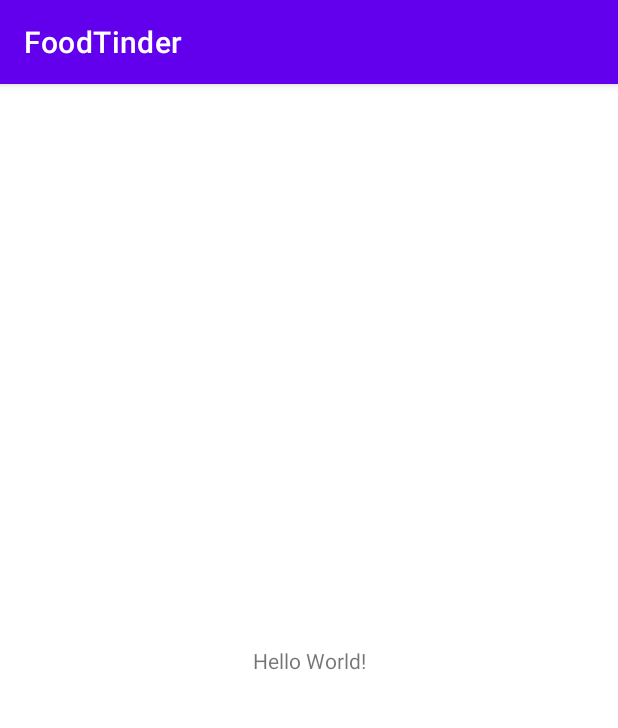
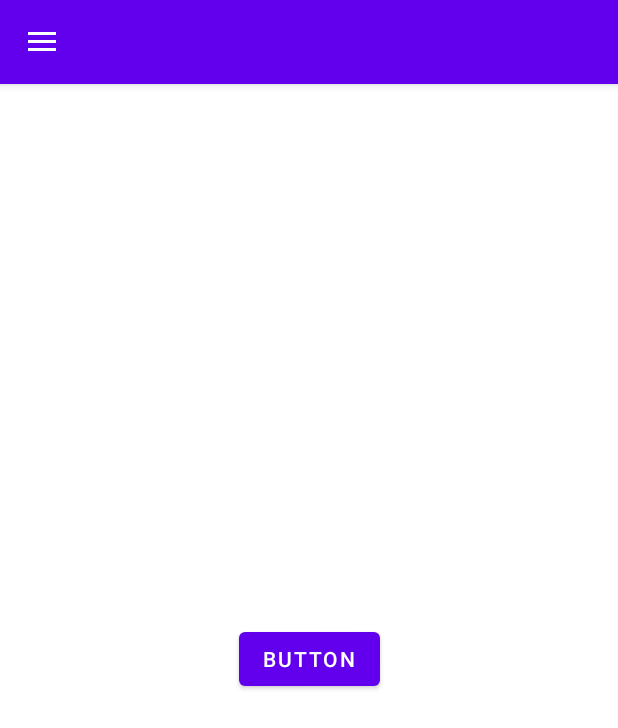
Before and after one commit to KlausBenislavskis/FoodTinder, an Android app: the screen it shows after launch (MainActivity), on a phone screen of 412 x 824 dp. Shown: the top 728 px of the screen. Run offline under Robolectric (Android 15) with nearby library versions, the phone set to English and light mode, and no system bars; our stand-ins replace navigation-ui.

Commit message:
Initiating MVVM

```diff
--- a/app/build.gradle
+++ b/app/build.gradle
@@ -32,7 +32,11 @@ dependencies {
     implementation 'androidx.appcompat:appcompat:1.4.1'
     implementation 'com.google.android.material:material:1.5.0'
     implementation 'androidx.constraintlayout:constraintlayout:2.1.3'
+    implementation 'androidx.navigation:navigation-ui:2.4.1'
+    implementation 'androidx.navigation:navigation-fragment:2.4.1'
     testImplementation 'junit:junit:4.13.2'
+    implementation 'androidx.appcompat:appcompat:1.4.1'
+    implementation 'com.google.android.material:material:1.5.0'
     androidTestImplementation 'androidx.test.ext:junit:1.1.3'
     androidTestImplementation 'androidx.test.espresso:espresso-core:3.4.0'
     //Retrofit
--- /dev/null
+++ b/app/src/main/java/com/example/foodtinder/LoginFragment.java
@@ -0,0 +1,16 @@
+package com.example.foodtinder;
+
+import android.os.Bundle;
+import android.view.LayoutInflater;
+import android.view.View;
+import android.view.ViewGroup;
+
+import androidx.annotation.NonNull;
+import androidx.fragment.app.Fragment;
+
+public class LoginFragment extends Fragment {
+
+    public View onCreateView(@NonNull LayoutInflater inflater, ViewGroup container, Bundle savedInstanceState) {
+        return inflater.inflate(R.layout.fragment_login, container, false);
+    }
+}
--- a/app/src/main/java/com/example/foodtinder/MainActivity.java
+++ b/app/src/main/java/com/example/foodtinder/MainActivity.java
@@ -1,14 +1,73 @@
 package com.example.foodtinder;
 
+import android.os.Bundle;
+import android.view.Menu;
+import android.view.MenuItem;
+
 import androidx.appcompat.app.AppCompatActivity;
-
-import android.os.Bundle;
+import androidx.appcompat.widget.Toolbar;
+import androidx.core.view.GravityCompat;
+import androidx.drawerlayout.widget.DrawerLayout;
+import androidx.navigation.NavController;
+import androidx.navigation.Navigation;
+import androidx.navigation.ui.AppBarConfiguration;
+import androidx.navigation.ui.NavigationUI;
+import com.google.android.material.navigation.NavigationView;
 
 public class MainActivity extends AppCompatActivity {
+
+    NavController navController;
+    AppBarConfiguration appBarConfiguration;
+    DrawerLayout drawerLayout;
+    NavigationView navigationDrawer;
+    Toolbar toolbar;
 
     @Override
     protected void onCreate(Bundle savedInstanceState) {
         super.onCreate(savedInstanceState);
         setContentView(R.layout.activity_main);
+        initViews();
+        setupNavigation();
+    }
+
+    private void initViews() {
+        drawerLayout = findViewById(R.id.drawer_layout);
+        navigationDrawer = findViewById(R.id.navigation_drawer);
+        toolbar = findViewById(R.id.toolbar);
+    }
+
+    private void setupNavigation() {
+        navController = Navigation.findNavController(this, R.id.nav_host_fragment);
+        setSupportActionBar(toolbar);
+
+        appBarConfiguration = new AppBarConfiguration.Builder(
+                R.id.nav_login)
+                .setOpenableLayout(drawerLayout)
+                .build();
+
+        NavigationUI.setupActionBarWithNavController(this, navController, appBarConfiguration);
+        NavigationUI.setupWithNavController(navigationDrawer, navController);
+    }
+
+
+
+    @Override
+    public boolean onSupportNavigateUp() {
+        return NavigationUI.navigateUp(navController, appBarConfiguration) || super.onSupportNavigateUp();
+    }
+
+    @Override
+    public void onBackPressed() {
+        if (drawerLayout.isDrawerOpen(GravityCompat.START))
+            drawerLayout.closeDrawer(GravityCompat.START);
+        else
+            super.onBackPressed();
+    }
+
+
+
+    @Override
+    public boolean onOptionsItemSelected(MenuItem item) {
+        return NavigationUI.onNavDestinationSelected(item, navController) || super.onOptionsItemSelected(item);
     }
 }
--- /dev/null
+++ b/app/src/main/res/drawable/background_side_nav_bar.xml
@@ -0,0 +1,9 @@
+<shape xmlns:android="http://schemas.android.com/apk/res/android"
+    android:shape="rectangle">
+    <gradient
+        android:angle="135"
+        android:startColor="#C62828"
+        android:centerColor="#D32F2F"
+        android:endColor="#EF5350"
+        android:type="linear" />
+</shape>
--- a/app/src/main/res/layout/activity_main.xml
+++ b/app/src/main/res/layout/activity_main.xml
@@ -1,18 +1,59 @@
 <?xml version="1.0" encoding="utf-8"?>
-<androidx.constraintlayout.widget.ConstraintLayout xmlns:android="http://schemas.android.com/apk/res/android"
+<androidx.drawerlayout.widget.DrawerLayout xmlns:android="http://schemas.android.com/apk/res/android"
     xmlns:app="http://schemas.android.com/apk/res-auto"
     xmlns:tools="http://schemas.android.com/tools"
+    android:id="@+id/drawer_layout"
     android:layout_width="match_parent"
     android:layout_height="match_parent"
-    tools:context=".MainActivity">
+    android:fitsSystemWindows="true"
+    tools:openDrawer="start">
 
-    <TextView
+    <androidx.coordinatorlayout.widget.CoordinatorLayout
+        android:layout_width="match_parent"
+        android:layout_height="match_parent"
+        tools:context=".MainActivity">
+
+        <com.google.android.material.appbar.AppBarLayout
+            android:layout_width="match_parent"
+            android:layout_height="wrap_content"
+            android:theme="@style/AppTheme.AppBarOverlay">
+
+            <androidx.appcompat.widget.Toolbar
+                android:id="@+id/toolbar"
+                android:layout_width="match_parent"
+                android:layout_height="?attr/actionBarSize"
+                android:background="?attr/colorPrimary"
+                app:popupTheme="@style/AppTheme.PopupOverlay" />
+
+        </com.google.android.material.appbar.AppBarLayout>
+
+        <androidx.constraintlayout.widget.ConstraintLayout
+            android:id="@+id/container"
+            android:layout_width="match_parent"
+            android:layout_height="match_parent"
+            android:paddingTop="?attr/actionBarSize">
+
+            <fragment
+                android:id="@+id/nav_host_fragment"
+                android:name="androidx.navigation.fragment.NavHostFragment"
+                android:layout_width="match_parent"
+                android:layout_height="match_parent"
+                app:defaultNavHost="true"
+                app:layout_constraintLeft_toLeftOf="parent"
+                app:layout_constraintRight_toRightOf="parent"
+                app:layout_constraintTop_toTopOf="parent"
+                app:navGraph="@navigation/navigation" />
+
+        </androidx.constraintlayout.widget.ConstraintLayout>
+
+    </androidx.coordinatorlayout.widget.CoordinatorLayout>
+
+    <com.google.android.material.navigation.NavigationView
+        android:id="@+id/navigation_drawer"
         android:layout_width="wrap_content"
-        android:layout_height="wrap_content"
-        android:text="Hello World!"
-        app:layout_constraintBottom_toBottomOf="parent"
-        app:layout_constraintLeft_toLeftOf="parent"
-        app:layout_constraintRight_toRightOf="parent"
-        app:layout_constraintTop_toTopOf="parent" />
+        android:layout_height="match_parent"
+        android:layout_gravity="start"
+        app:headerLayout="@layout/navigation_drawer_header"
+        app:menu="@menu/navigation_menu" />
 
-</androidx.constraintlayout.widget.ConstraintLayout>
+</androidx.drawerlayout.widget.DrawerLayout>
--- /dev/null
+++ b/app/src/main/res/layout/fragment_login.xml
@@ -0,0 +1,19 @@
+<?xml version="1.0" encoding="utf-8"?>
+<androidx.constraintlayout.widget.ConstraintLayout xmlns:android="http://schemas.android.com/apk/res/android"
+    xmlns:app="http://schemas.android.com/apk/res-auto"
+    xmlns:tools="http://schemas.android.com/tools"
+    android:layout_width="match_parent"
+    android:layout_height="match_parent"
+    tools:context=".LoginFragment">
+
+    <Button
+        android:id="@+id/button"
+        android:layout_width="wrap_content"
+        android:layout_height="wrap_content"
+        android:text="Button"
+        app:layout_constraintBottom_toBottomOf="parent"
+        app:layout_constraintEnd_toEndOf="parent"
+        app:layout_constraintStart_toStartOf="parent"
+        app:layout_constraintTop_toTopOf="parent"
+        app:layout_constraintVertical_bias="0.499" />
+</androidx.constraintlayout.widget.ConstraintLayout>
--- /dev/null
+++ b/app/src/main/res/layout/navigation_drawer_header.xml
@@ -0,0 +1,22 @@
+<?xml version="1.0" encoding="utf-8"?>
+<LinearLayout xmlns:android="http://schemas.android.com/apk/res/android"
+    android:layout_width="match_parent"
+    android:layout_height="@dimen/nav_header_height"
+    android:background="@drawable/background_side_nav_bar"
+    android:gravity="bottom"
+    android:orientation="vertical"
+    android:paddingLeft="@dimen/activity_horizontal_margin"
+    android:paddingTop="@dimen/activity_vertical_margin"
+    android:paddingRight="@dimen/activity_horizontal_margin"
+    android:paddingBottom="@dimen/activity_vertical_margin"
+    android:theme="@style/ThemeOverlay.AppCompat.Dark">
+
+    <TextView
+        android:layout_width="match_parent"
+        android:layout_height="wrap_content"
+        android:paddingTop="@dimen/nav_header_vertical_spacing"
+        android:text="@string/app_name"
+        android:textSize="40sp"
+        />
+
+</LinearLayout>
--- /dev/null
+++ b/app/src/main/res/menu/navigation_menu.xml
@@ -0,0 +1,15 @@
+<menu xmlns:android="http://schemas.android.com/apk/res/android"
+    xmlns:tools="http://schemas.android.com/tools"
+    tools:showIn="navigation_view">
+
+
+    <group android:id="@+id/data">
+        <item
+            android:id="@+id/nav_moves"
+            android:title="@string/login" />
+        <item
+            android:id="@+id/nav_abilities"
+            android:title="@string/register" />
+
+    </group>
+</menu>
--- /dev/null
+++ b/app/src/main/res/navigation/navigation.xml
@@ -0,0 +1,15 @@
+<?xml version="1.0" encoding="utf-8"?>
+<navigation xmlns:android="http://schemas.android.com/apk/res/android"
+    xmlns:app="http://schemas.android.com/apk/res-auto"
+    xmlns:tools="http://schemas.android.com/tools"
+    android:id="@+id/mobile_navigation"
+    app:startDestination="@+id/nav_login">
+
+    <fragment
+        android:id="@+id/nav_login"
+        android:name="com.example.foodtinder.LoginFragment"
+        android:label="@string/title_LoginFragment"
+        tools:layout="@layout/fragment_login" />
+
+
+</navigation>
--- a/app/src/main/res/values-night/themes.xml
+++ b/app/src/main/res/values-night/themes.xml
@@ -1,14 +1,8 @@
 <resources xmlns:tools="http://schemas.android.com/tools">
     <!-- Base application theme. -->
-    <style name="Theme.FoodTinder" parent="Theme.MaterialComponents.DayNight.DarkActionBar">
+    <style name="Theme.FoodTinder" parent="Theme.MaterialComponents.DayNight.NoActionBar">
         <!-- Primary brand color. -->
-        <item name="colorPrimary">@color/purple_200</item>
-        <item name="colorPrimaryVariant">@color/purple_700</item>
-        <item name="colorOnPrimary">@color/black</item>
-        <!-- Secondary brand color. -->
-        <item name="colorSecondary">@color/teal_200</item>
-        <item name="colorSecondaryVariant">@color/teal_200</item>
-        <item name="colorOnSecondary">@color/black</item>
+
         <!-- Status bar color. -->
         <item name="android:statusBarColor" tools:targetApi="l">?attr/colorPrimaryVariant</item>
         <!-- Customize your theme here. -->
--- a/app/src/main/res/values/colors.xml
+++ b/app/src/main/res/values/colors.xml
@@ -1,10 +1,11 @@
 <?xml version="1.0" encoding="utf-8"?>
 <resources>
-    <color name="purple_200">#FFBB86FC</color>
-    <color name="purple_500">#FF6200EE</color>
-    <color name="purple_700">#FF3700B3</color>
-    <color name="teal_200">#FF03DAC5</color>
-    <color name="teal_700">#FF018786</color>
-    <color name="black">#FF000000</color>
-    <color name="white">#FFFFFFFF</color>
+    <color name="colorPrimary">#d32f2f</color>
+    <color name="colorPrimaryDark">#9a0007</color>
+    <color name="colorAccent">#ff6659</color>
+    <color name="white">#ffffff</color>
+    <color name="black_alpha40">#66000000</color>
+    <color name="white_alpha40">#66ffffff</color>
+    <color name="ic_launcher_background">#D32F2F</color>
+    <color name="purple_500" />
 </resources>
--- /dev/null
+++ b/app/src/main/res/values/dimens.xml
@@ -0,0 +1,9 @@
+<resources>
+    <!-- Default screen margins, per the Android Design guidelines. -->
+    <dimen name="activity_horizontal_margin">16dp</dimen>
+    <dimen name="activity_vertical_margin">16dp</dimen>
+    <dimen name="nav_header_vertical_spacing">8dp</dimen>
+    <dimen name="nav_header_height">150dp</dimen>
+    <dimen name="fab_margin">16dp</dimen>
+    <dimen name="standard_card_elevation">1dp</dimen>
+</resources>
--- a/app/src/main/res/values/strings.xml
+++ b/app/src/main/res/values/strings.xml
@@ -1,3 +1,9 @@
 <resources>
     <string name="app_name">FoodTinder</string>
+    <string name="settings">Settings</string>
+    <string name="navigation_drawer_open">Open navigation drawer</string>
+    <string name="navigation_drawer_close">Close navigation drawer</string>
+    <string name="title_LoginFragment" />
+    <string name="login">Login</string>
+    <string name="register">Register</string>
 </resources>
--- /dev/null
+++ b/app/src/main/res/values/styles.xml
@@ -0,0 +1,14 @@
+<resources>
+
+    <style name="AppTheme" parent="Theme.AppCompat.Light.DarkActionBar">
+        <item name="windowActionBar">false</item>
+        <item name="windowNoTitle">true</item>
+
+        <item name="colorPrimary">@color/colorPrimary</item>
+        <item name="colorPrimaryDark">@color/colorPrimaryDark</item>
+        <item name="colorAccent">@color/colorAccent</item>
+    </style>
+
+    <style name="AppTheme.AppBarOverlay" parent="ThemeOverlay.AppCompat.Dark.ActionBar" />
+    <style name="AppTheme.PopupOverlay" parent="ThemeOverlay.AppCompat.Light" />
+</resources>
--- a/app/src/main/res/values/themes.xml
+++ b/app/src/main/res/values/themes.xml
@@ -1,14 +1,8 @@
 <resources xmlns:tools="http://schemas.android.com/tools">
     <!-- Base application theme. -->
-    <style name="Theme.FoodTinder" parent="Theme.MaterialComponents.DayNight.DarkActionBar">
+    <style name="Theme.FoodTinder" parent="Theme.MaterialComponents.DayNight.NoActionBar">
         <!-- Primary brand color. -->
-        <item name="colorPrimary">@color/purple_500</item>
-        <item name="colorPrimaryVariant">@color/purple_700</item>
-        <item name="colorOnPrimary">@color/white</item>
-        <!-- Secondary brand color. -->
-        <item name="colorSecondary">@color/teal_200</item>
-        <item name="colorSecondaryVariant">@color/teal_700</item>
-        <item name="colorOnSecondary">@color/black</item>
+
         <!-- Status bar color. -->
         <item name="android:statusBarColor" tools:targetApi="l">?attr/colorPrimaryVariant</item>
         <!-- Customize your theme here. -->
```
